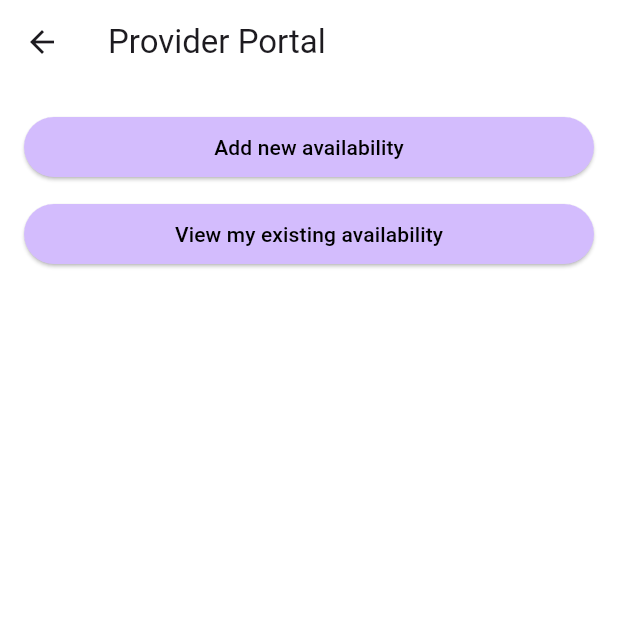
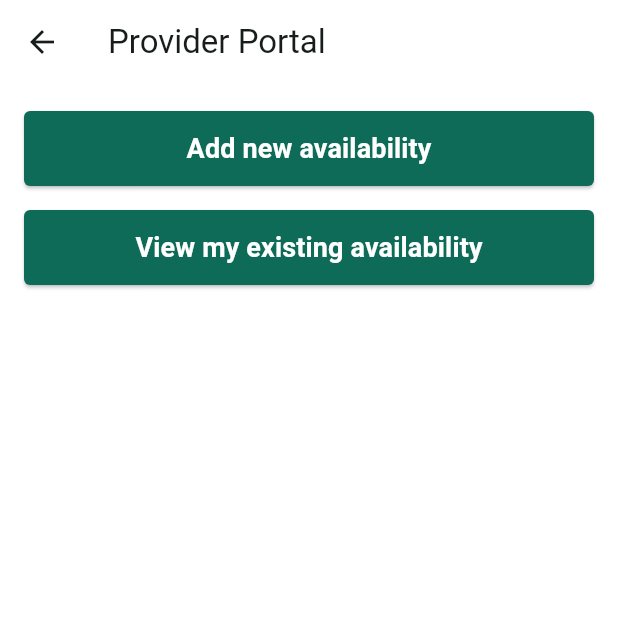
Before and after one commit to anthonytietjen/henrymeds-flutter, a Flutter app: the screen it shows after launch, after a tap on "Provider Portal", on a phone screen of 412 x 824 dp, the top half of it. Run offline on Flutter 3.47's test engine with Material 3 defaults, Android fonts, the light colour scheme and no system bars.

Commit message:
Updated theme

```diff
--- a/lib/app.dart
+++ b/lib/app.dart
@@ -9,7 +9,7 @@ class App extends StatelessWidget {
     return MaterialApp(
       title: 'Flutter Demo',
       theme: ThemeData(
-        colorScheme: ColorScheme.fromSeed(seedColor: Colors.deepPurple),
+        colorScheme: ColorScheme.fromSeed(seedColor: const Color(0xFF03836C)),
         useMaterial3: true,
       ),
       home: const Home(title: ''),
--- a/lib/components/custom_button.dart
+++ b/lib/components/custom_button.dart
@@ -11,11 +11,14 @@ class CustomButton extends StatelessWidget {
     return ElevatedButton(
       onPressed: onPressed,
       style: ElevatedButton.styleFrom(
-        backgroundColor: Theme.of(context).colorScheme.inversePrimary,
-        foregroundColor: Colors.black,
-        minimumSize: const Size.fromHeight(40),
-      ),
-      child: Text(title),
+          backgroundColor: Theme.of(context).colorScheme.primary,
+          foregroundColor: Colors.white,
+          minimumSize: const Size.fromHeight(50),
+          shape:
+              RoundedRectangleBorder(borderRadius: BorderRadius.circular(4))),
+      child: Text(title,
+          style: TextStyle(
+              color: Colors.white, fontSize: 18, fontWeight: FontWeight.bold)),
     );
   }
 }
--- a/lib/screens/client_portal.dart
+++ b/lib/screens/client_portal.dart
@@ -51,7 +51,7 @@ class _ClientPortalState extends State<ClientPortal> {
                 onPressed: _onScheduleNewAppointmentPressed,
                 title: 'Schedule new appointment',
               ),
-              const SizedBox(height: 10),
+              const SizedBox(height: 16),
               CustomButton(
                 key: const Key('buttonExistingAppointments'),
                 onPressed: _onExistingAppointmentsPressed,
--- a/lib/screens/home.dart
+++ b/lib/screens/home.dart
@@ -49,7 +49,7 @@ class _HomeState extends State<Home> {
                 onPressed: _onProviderPortalPressed,
                 title: 'Provider Portal',
               ),
-              const SizedBox(height: 10),
+              const SizedBox(height: 16),
               CustomButton(
                 key: const Key('buttonClientPortal'),
                 onPressed: _onClientPortalPressed,
--- a/lib/screens/provider_portal.dart
+++ b/lib/screens/provider_portal.dart
@@ -145,7 +145,7 @@ class _ProviderPortalState extends State<ProviderPortal> {
                 onPressed: _onAddAvailabilityPressed,
                 title: 'Add new availability',
               ),
-              const SizedBox(height: 10),
+              const SizedBox(height: 16),
               CustomButton(
                 key: const Key('buttonExistingAvailability'),
                 onPressed: _onExistingAvailabilityPressed,
```
